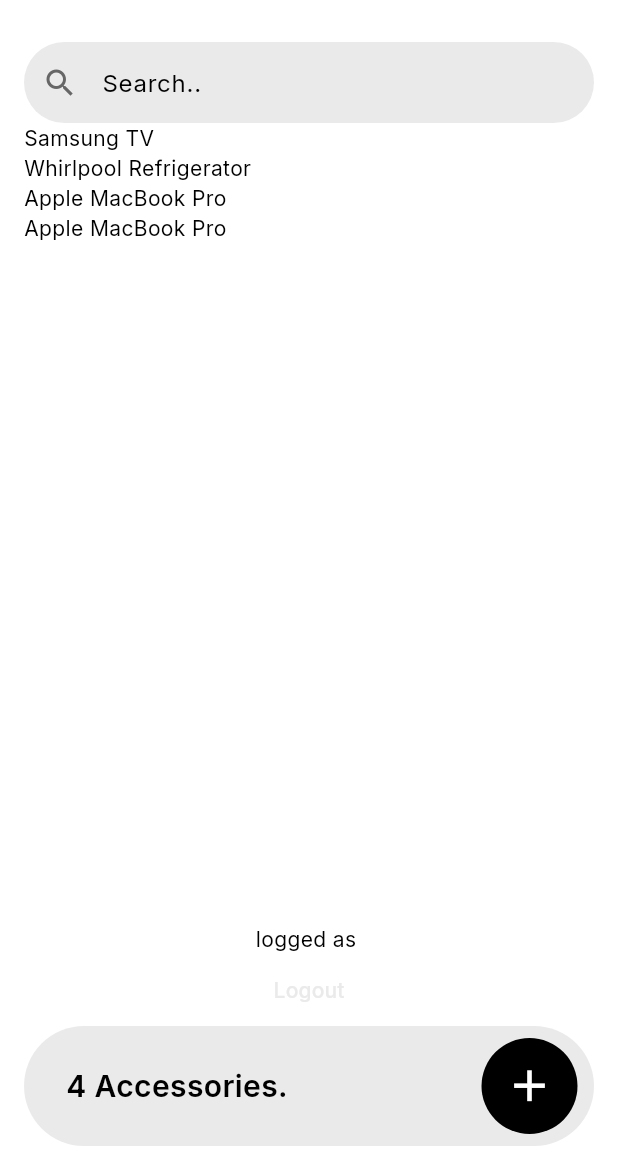
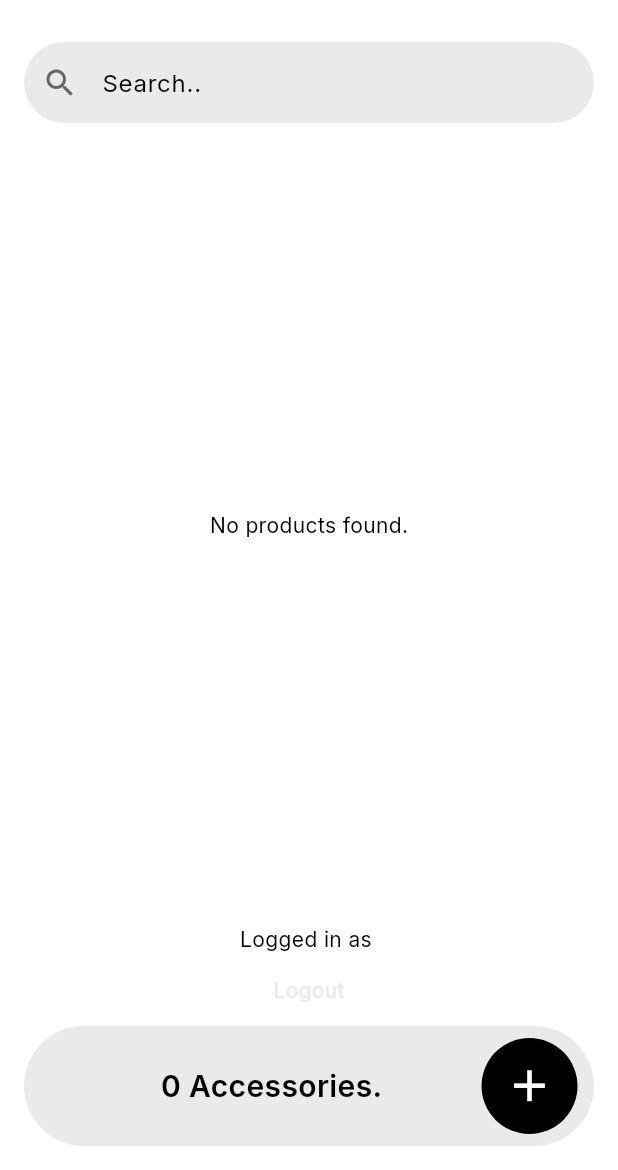
Before and after one commit to dineshxo/home_care, a Flutter app: the screen it shows once a user with an empty profile is signed in, on a phone screen of 412 x 824 dp, the part 66-1236 px from its top. Run offline on Flutter 3.47's test engine with Material 3 defaults, Android fonts, the phone set to English and light mode, and no system bars; our stand-ins replace cloud_firestore, firebase_auth, firebase_core, google_fonts; accounts and stored records are empty.

Commit message:
feat : add / fetch products.

```diff
--- /dev/null
+++ b/lib/components/bottom_add_bar.dart
@@ -0,0 +1,60 @@
+import 'package:flutter/material.dart';
+
+class BottomAddBar extends StatefulWidget {
+  final int productCount;
+  final Function onTap;
+  const BottomAddBar(
+      {super.key, required this.productCount, required this.onTap});
+
+  @override
+  State<BottomAddBar> createState() => _BottomAddBarState();
+}
+
+class _BottomAddBarState extends State<BottomAddBar> {
+  @override
+  Widget build(BuildContext context) {
+    return Container(
+      height: 80,
+      decoration: BoxDecoration(
+        color: Theme.of(context).primaryColor,
+        borderRadius: BorderRadius.circular(40),
+      ),
+      child: Padding(
+        padding: const EdgeInsets.all(8.0),
+        child: Row(
+          mainAxisAlignment: MainAxisAlignment.spaceBetween,
+          children: [
+            const SizedBox(
+              width: 20,
+            ),
+            Text(
+              "${widget.productCount} Accessories.",
+              style: const TextStyle(
+                fontSize: 20,
+                fontWeight: FontWeight.w600,
+              ),
+            ),
+            Container(
+              height: 70,
+              width: 70,
+              decoration: const BoxDecoration(
+                color: Colors.black,
+                shape: BoxShape.circle,
+              ),
+              child: GestureDetector(
+                onTap: () {
+                  widget.onTap();
+                },
+                child: const Icon(
+                  Icons.add,
+                  color: Colors.white,
+                  size: 35,
+                ),
+              ),
+            )
+          ],
+        ),
+      ),
+    );
+  }
+}
--- a/lib/main.dart
+++ b/lib/main.dart
@@ -2,8 +2,6 @@ import 'package:firebase_core/firebase_core.dart';
 import 'package:flutter/material.dart';
 import 'package:home_care/firebase_options.dart';
 import 'package:home_care/services/auth/auth_check.dart';
-
-import 'package:home_care/services/auth/login_or_register.dart';
 import 'package:home_care/themes/theme_provider.dart';
 import 'package:provider/provider.dart';
 
--- a/lib/screens/home.dart
+++ b/lib/screens/home.dart
@@ -1,12 +1,16 @@
-import 'package:flutter/cupertino.dart';
 import 'package:flutter/material.dart';
-import 'package:home_care/repository/product_list.dart';
+import 'package:home_care/components/add_product.dart';
+import 'package:home_care/components/bottom_add_bar.dart';
+import 'package:home_care/models/products.dart';
 import 'package:home_care/services/auth/authentication.dart';
+import 'package:home_care/services/firestore/firestore_services.dart';
 import 'package:home_care/themes/theme_provider.dart';
 import 'package:provider/provider.dart';
+import 'package:intl/intl.dart';
 
 class Home extends StatefulWidget {
   final String uid;
+
   const Home({super.key, required this.uid});
 
   @override
@@ -14,6 +18,32 @@ class Home extends StatefulWidget {
 }
 
 class _HomeState extends State<Home> {
+  late Future<List<Products>> _products;
+  int _productsCount = 0;
+
+  @override
+  void initState() {
+    super.initState();
+    _refreshProducts();
+  }
+
+  void _refreshProducts() {
+    setState(() {
+      _products = FirestoreService.fetchProducts();
+    });
+
+    // Update count after products are fetched
+    _products.then((products) {
+      updateCount(products.length);
+    });
+  }
+
+  void updateCount(int length) {
+    setState(() {
+      _productsCount = length;
+    });
+  }
+
   @override
   Widget build(BuildContext context) {
     return Scaffold(
@@ -43,15 +73,16 @@ class _HomeState extends State<Home> {
                   builder: (context, themeProvider, child) {
                     return Container(
                       decoration: BoxDecoration(
-                          color: (themeProvider.isDarkMode)
+                        color: themeProvider.isDarkMode
                             ? const Color.fromARGB(255, 255, 255, 255)
                             : const Color.fromARGB(255, 213, 213, 213),
-                          shape: BoxShape.circle),
+                        shape: BoxShape.circle,
+                      ),
                       child: IconButton(
                         onPressed: () {
                           themeProvider.toggleTheme();
                         },
-                          icon: (themeProvider.isDarkMode)
+                        icon: themeProvider.isDarkMode
                             ? const Icon(
                                 Icons.light_mode,
                                 color: Colors.black87,
@@ -59,8 +90,11 @@ class _HomeState extends State<Home> {
                             : const Icon(
                                 Icons.dark_mode,
                                 color: Color.fromARGB(221, 81, 81, 81),
-                                )));
-                }),
+                              ),
+                      ),
+                    );
+                  },
+                ),
               ],
             ),
           ),
@@ -68,71 +102,131 @@ class _HomeState extends State<Home> {
       ),
       body: Padding(
         padding: const EdgeInsets.all(16.0),
-        child: Container(
-          child: Column(children: [
+        child: Column(
+          children: [
             searchBar(),
+            const SizedBox(
+              height: 3,
+            ),
+            Expanded(
+              child: FutureBuilder<List<Products>>(
+                future: _products,
+                builder: (context, snapshot) {
+                  if (snapshot.connectionState == ConnectionState.waiting) {
+                    return const Center(child: CircularProgressIndicator());
+                  } else if (snapshot.hasError) {
+                    return Center(child: Text('Error: ${snapshot.error}'));
+                  } else if (!snapshot.hasData || snapshot.data!.isEmpty) {
+                    return const Center(child: Text('No products found.'));
+                  }
+
+                  List<Products> products = snapshot.data!;
+
+                  return Column(
+                    children: [
                       Expanded(
                         child: ListView.builder(
+                          itemCount: products.length,
                           itemBuilder: (context, index) {
-                    return Text(productList[index].name);
+                            Products product = products[index];
+                            return Container(
+                              margin: const EdgeInsets.symmetric(vertical: 3),
+                              decoration: BoxDecoration(
+                                  color:
+                                      const Color.fromARGB(255, 243, 243, 243),
+                                  borderRadius: BorderRadius.circular(20)),
+                              child: Padding(
+                                padding: const EdgeInsets.all(20.0),
+                                child: Column(
+                                  children: [
+                                    Row(
+                                      children: [
+                                        Image.asset(
+                                          'images/tv.png',
+                                          width: 100,
+                                        ),
+                                        const SizedBox(
+                                          width: 10,
+                                        ),
+                                        Column(
+                                          crossAxisAlignment:
+                                              CrossAxisAlignment.start,
+                                          children: [
+                                            Text(
+                                              product.name,
+                                              style: const TextStyle(
+                                                  fontWeight: FontWeight.bold,
+                                                  fontSize: 15),
+                                            ),
+                                            Text(
+                                              product.location,
+                                              style:
+                                                  const TextStyle(fontSize: 15),
+                                            ),
+                                            Text(
+                                              DateFormat('yyyy-MM-dd').format(
+                                                  product.warrantyPeriod),
+                                              style:
+                                                  const TextStyle(fontSize: 15),
+                                            ),
+                                            Text(
+                                              product.type.toString(),
+                                              style:
+                                                  const TextStyle(fontSize: 15),
+                                            ),
+                                            Text(
+                                              "Valid til ${DateFormat('yyyy-MM-dd').format(product.warrantyPeriod)}",
+                                              style:
+                                                  const TextStyle(fontSize: 15),
+                                            ),
+                                          ],
+                                        ),
+                                      ],
+                                    )
+                                  ],
+                                ),
+                              ),
+                            );
                           },
-                  itemCount: productList.length),
                         ),
-            Text("logged as ${widget.uid}"),
+                      ),
+                    ],
+                  );
+                },
+              ),
+            ),
+            Text("Logged in as ${widget.uid}"),
             TextButton(
               onPressed: () {
                 final auth = AuthServices();
                 auth.signOut();
               },
-                child: Text('Logout')),
-            Container(
-              height: 80,
-              decoration: BoxDecoration(
-                  color: Theme.of(context).primaryColor,
-                  borderRadius: BorderRadius.circular(40)),
-              child: Padding(
-                padding: const EdgeInsets.all(8.0),
-                child: Padding(
-                  padding: const EdgeInsets.only(left: 20.0),
-                  child: Row(
-                    mainAxisAlignment: MainAxisAlignment.spaceBetween,
-                    children: [
-                      Text(
-                        "${productList.length} Accessories.",
-                        style: const TextStyle(
-                            fontSize: 20, fontWeight: FontWeight.w600),
+              child: Text('Logout'),
             ),
-                      Container(
-                        height: 70,
-                        width: 70,
-                        decoration: const BoxDecoration(
-                            color: Colors.black, shape: BoxShape.circle),
-                        child: const Icon(
-                          Icons.add,
-                          color: Colors.white,
-                          size: 35,
+            BottomAddBar(
+              productCount: _productsCount,
+              onTap: () {
+                _showAddProductBottomSheet(context);
+              },
             ),
-                      )
           ],
-                  ),
-                ),
-              ),
-            )
-          ]),
         ),
       ),
     );
   }
+
+  Future<void> _showAddProductBottomSheet(BuildContext context) async {
+    await showModalBottomSheet(
+      context: context,
+      isScrollControlled: true,
+      builder: (context) {
+        return AddProductBottomSheet(
+          onProductAdded: _refreshProducts,
+        );
+      },
+    );
   }
-
-// child:  CupertinoSwitch(
-//                   value: themeProvider.isDarkMode,
-//                   onChanged: (value) {
-//
-//                   },
-//                 );
-//               },
-//             ),
+}
 
 Container searchBar() {
   return Container(
@@ -141,8 +235,8 @@ Container searchBar() {
       borderRadius: BorderRadius.circular(30),
     ),
     child: const TextField(
-      style: const TextStyle(color: Colors.black),
-      decoration: const InputDecoration(
+      style: TextStyle(color: Colors.black),
+      decoration: InputDecoration(
         prefixIcon: Icon(
           Icons.search_sharp,
           color: Color.fromARGB(255, 102, 102, 102),
@@ -151,7 +245,8 @@ Container searchBar() {
         hintStyle: TextStyle(color: Colors.black),
         border: InputBorder.none,
         contentPadding: EdgeInsets.symmetric(
-            vertical: 15), // Adjust the vertical padding here
+          vertical: 15,
+        ),
       ),
     ),
   );
--- /dev/null
+++ b/lib/services/firestore/firestore_services.dart
@@ -0,0 +1,20 @@
+import 'package:cloud_firestore/cloud_firestore.dart';
+import '../../models/products.dart';
+
+class FirestoreService {
+  static Future<void> addProduct(Products product) async {
+    CollectionReference products =
+        FirebaseFirestore.instance.collection('products');
+    await products.add(product.toJSON());
+  }
+
+  static Future<List<Products>> fetchProducts() async {
+    CollectionReference productsCollection =
+        FirebaseFirestore.instance.collection('products');
+    QuerySnapshot querySnapshot = await productsCollection.get();
+
+    return querySnapshot.docs.map((doc) {
+      return Products.fromMap(doc.data() as Map<String, dynamic>);
+    }).toList();
+  }
+}
--- a/pubspec.yaml
+++ b/pubspec.yaml
@@ -38,6 +38,8 @@ dependencies:
   provider: ^6.1.2
   firebase_core: ^3.2.0
   firebase_auth: ^5.1.2
+  cloud_firestore: ^5.1.0
+  intl: ^0.17.0
 
 dev_dependencies:
   flutter_test:
```
Also changed, not shown: lib/components/add_product.dart (added, +146 -0 lines), lib/models/products.dart (+31 -0 lines), images/tv.png (added), pubspec.lock, 3 other files. Lines whose indentation alone changed are shown as unchanged.
